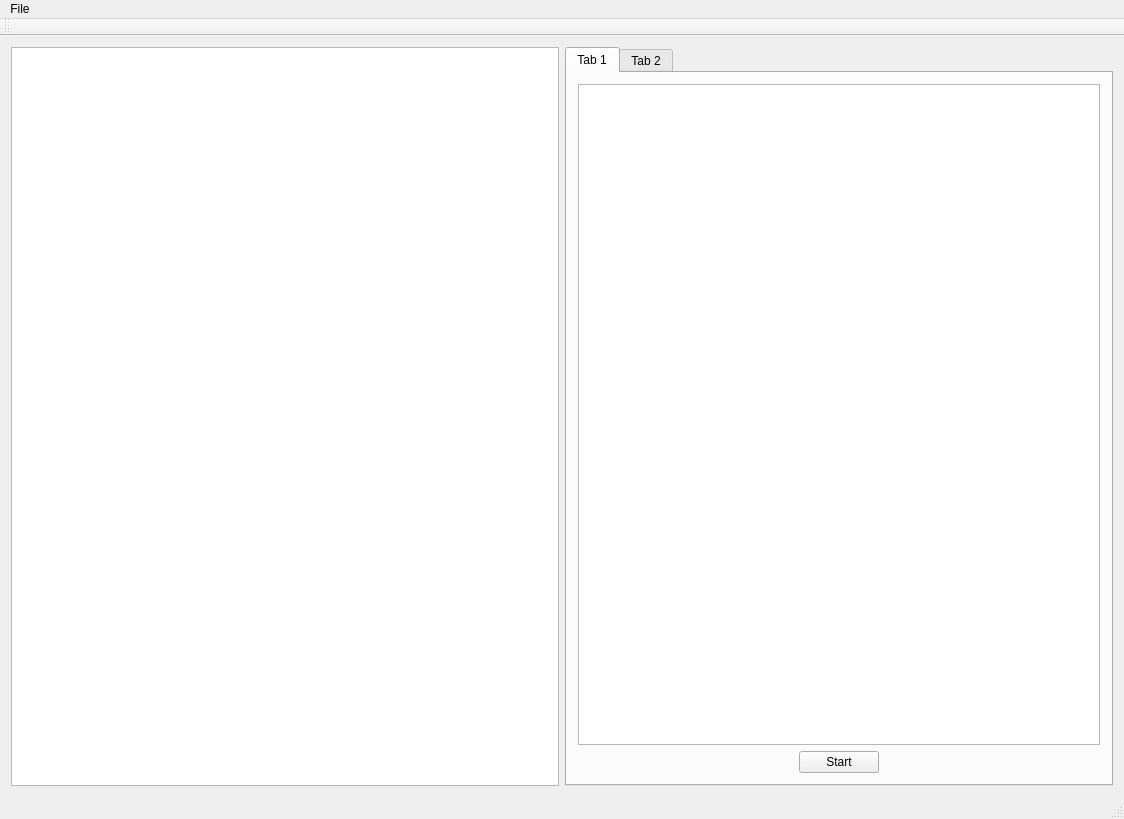
Lyarvo4ka/RecoveryProjects, file RawRecovery/RawRecovery.ui: the form before one commit.
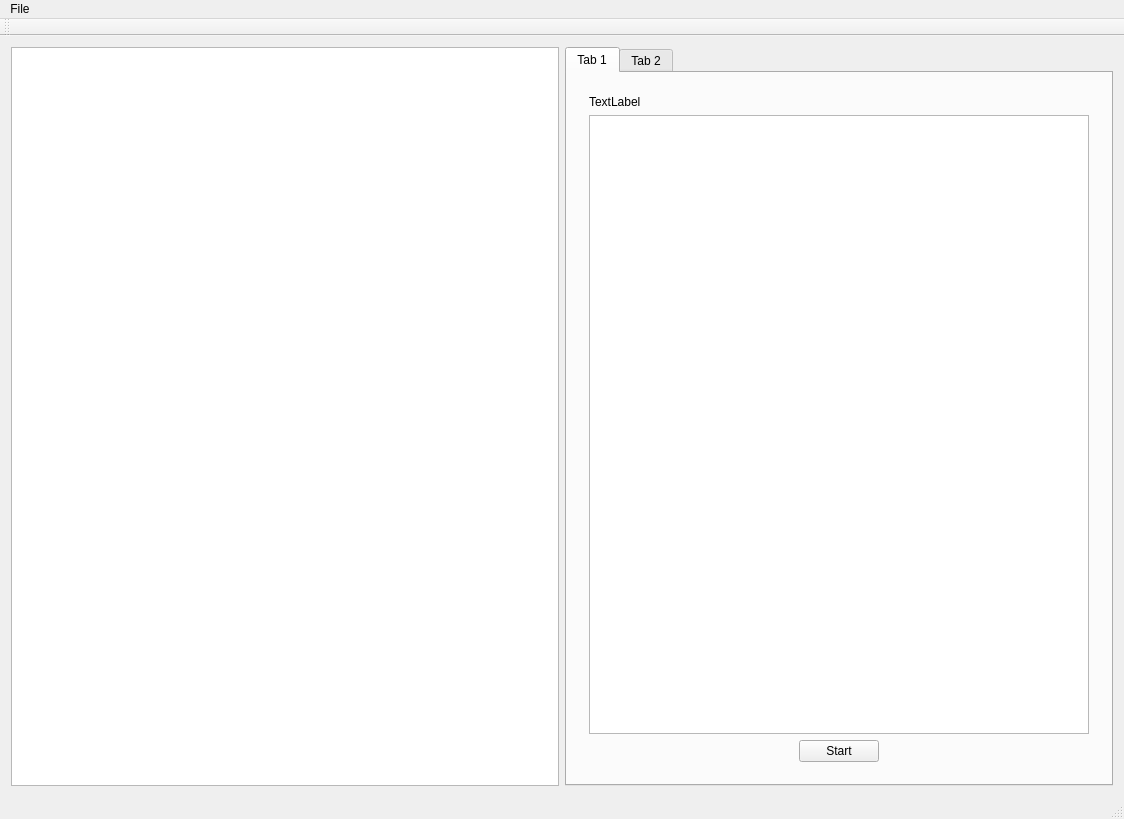
The form after the commit.

```diff
--- a/RawRecovery/RawRecovery.ui
+++ b/RawRecovery/RawRecovery.ui
@@ -29,7 +29,21 @@
          <attribute name="title">
           <string>Tab 1</string>
          </attribute>
+         <layout class="QVBoxLayout" name="verticalLayout_3">
+          <item>
+           <widget class="QStackedWidget" name="stackedWidget">
+            <property name="currentIndex">
+             <number>0</number>
+            </property>
+            <widget class="QWidget" name="page">
          <layout class="QVBoxLayout" name="verticalLayout_2">
+              <item>
+               <widget class="QLabel" name="label">
+                <property name="text">
+                 <string>TextLabel</string>
+                </property>
+               </widget>
+              </item>
           <item>
            <widget class="QTreeView" name="signatureTree"/>
           </item>
@@ -69,6 +83,11 @@
              </spacer>
             </item>
            </layout>
+              </item>
+             </layout>
+            </widget>
+            <widget class="QWidget" name="page_2"/>
+           </widget>
           </item>
          </layout>
         </widget>
```
Lines whose indentation alone changed are shown as unchanged.
